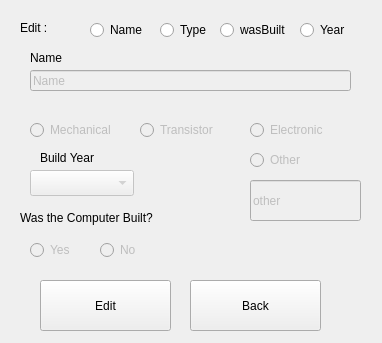
Qt form gui/edit/editcomp.ui (HelgiThomas/Verklegt31) before a commit.
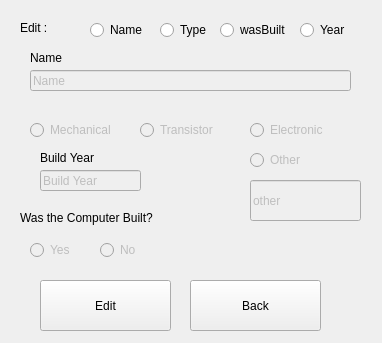
The same form after that commit.

Commit message: remove works and edit works partially

Patch:
```diff
--- a/gui/edit/editcomp.ui
+++ b/gui/edit/editcomp.ui
@@ -106,19 +106,6 @@
     <string notr="true">buttonGroup_5</string>
    </attribute>
   </widget>
-  <widget class="QComboBox" name="comboBox_2">
-   <property name="enabled">
-    <bool>false</bool>
-   </property>
-   <property name="geometry">
-    <rect>
-     <x>30</x>
-     <y>170</y>
-     <width>104</width>
-     <height>26</height>
-    </rect>
-   </property>
-  </widget>
   <widget class="QRadioButton" name="radioButton_2">
    <property name="enabled">
     <bool>false</bool>
@@ -323,6 +310,22 @@
     <string>Was the Computer Built?</string>
    </property>
   </widget>
+  <widget class="QLineEdit" name="lineEdit_4">
+   <property name="enabled">
+    <bool>false</bool>
+   </property>
+   <property name="geometry">
+    <rect>
+     <x>40</x>
+     <y>170</y>
+     <width>101</width>
+     <height>21</height>
+    </rect>
+   </property>
+   <property name="text">
+    <string>Build Year</string>
+   </property>
+  </widget>
  </widget>
  <resources/>
  <connections/>
```
Left out of the diff: 2 changed lines with no effect on the pictures. The commit also changes 20 other files.
